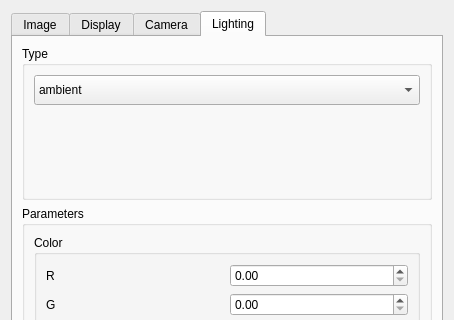
First picture: the form in src/Interface/Modules/Visualization/InterfaceWithOspray.ui, repository SCIInstitute/SCIRun, before the edit; both pictures show x 0 to 454 and y 0 to 320 of the 454 by 600 pixel window.
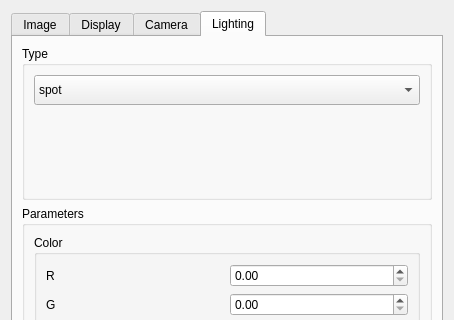
Second picture: the form after the edit. The open tabs and pages were chosen to show the change.

Commit message: added spheres and pushed params to state variable, not to ui yet

Diff of the .ui file:
```diff
--- a/src/Interface/Modules/Visualization/InterfaceWithOspray.ui
+++ b/src/Interface/Modules/Visualization/InterfaceWithOspray.ui
@@ -670,11 +670,6 @@
               <height>30</height>
              </size>
             </property>
-            <item>
-             <property name="text">
-              <string>ambient</string>
-             </property>
-            </item>
             <item>
              <property name="text">
               <string>spot</string>
```
Left out of the diff: 2 changed lines with no effect on the pictures. The commit also changes 2 other files.
